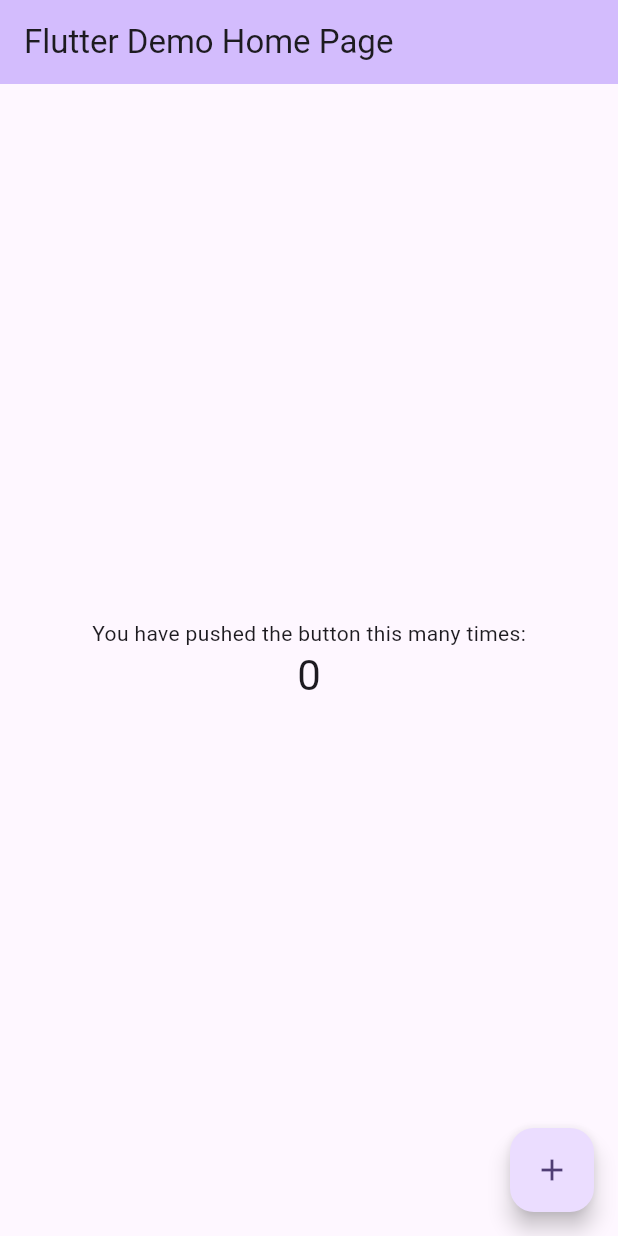
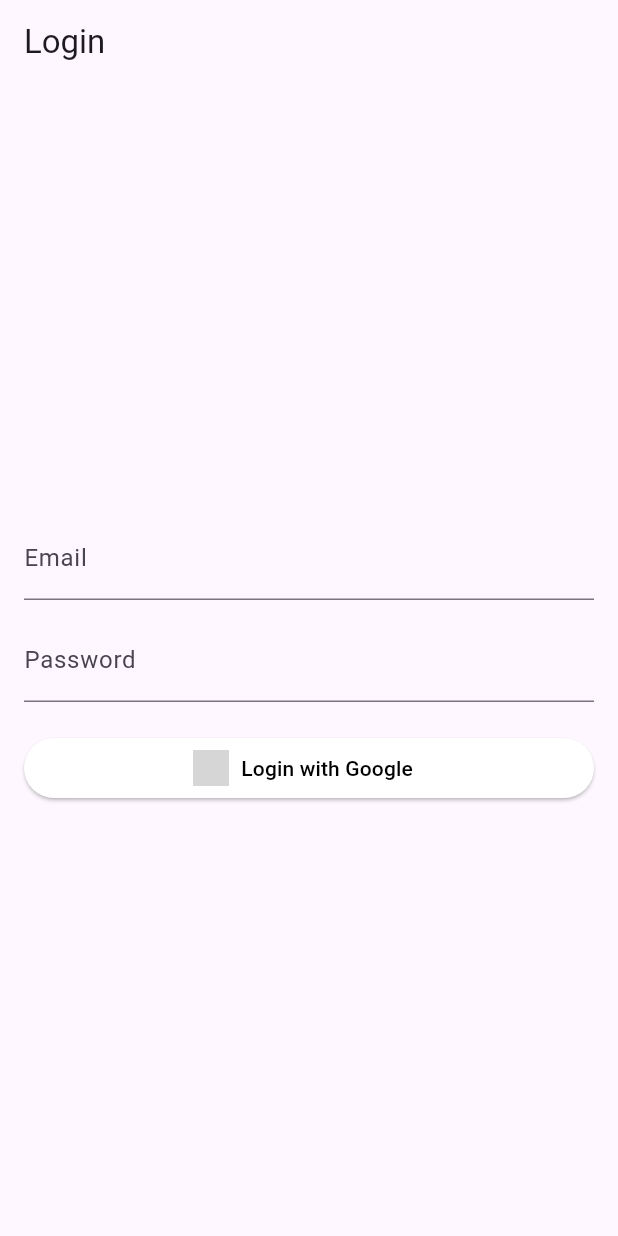
Before and after one commit to Sashank-05/urban-harvest, a Flutter app: the screen it shows after launch, on a phone screen of 412 x 824 dp. Run offline on Flutter 3.47's test engine with Material 3 defaults, Android fonts, the phone set to English and light mode, and no system bars; our stand-ins replace google_sign_in; grey boxes are pictures that could not be loaded.

Commit message:
basic logic in main.dart

```diff
--- /dev/null
+++ b/lib/login/login.dart
@@ -0,0 +1,93 @@
+import 'package:flutter/foundation.dart';
+import 'package:flutter/material.dart';
+import 'package:google_sign_in/google_sign_in.dart';
+
+void main() {
+  runApp(LoginApp());
+}
+
+class LoginApp extends StatelessWidget {
+  @override
+  Widget build(BuildContext context) {
+    return MaterialApp(
+      title: 'Login Page',
+      home: LoginPage(),
+    );
+  }
+}
+
+class LoginPage extends StatelessWidget {
+  @override
+  Widget build(BuildContext context) {
+    return Scaffold(
+      appBar: AppBar(
+        title: Text('Login'),
+      ),
+      body: LoginForm(),
+    );
+  }
+}
+
+class LoginForm extends StatefulWidget {
+  @override
+  _LoginFormState createState() => _LoginFormState();
+}
+
+class _LoginFormState extends State<LoginForm> {
+  final TextEditingController _emailController = TextEditingController();
+  final TextEditingController _passwordController = TextEditingController();
+  final GoogleSignIn _googleSignIn = GoogleSignIn();
+
+  @override
+  Widget build(BuildContext context) {
+    return Container(
+      padding: EdgeInsets.all(16.0),
+      child: Column(
+        crossAxisAlignment: CrossAxisAlignment.stretch,
+        mainAxisAlignment: MainAxisAlignment.center,
+        children: <Widget>[
+          TextField(
+            controller: _emailController,
+            decoration: const InputDecoration(
+              labelText: 'Email',
+            ),
+          ),
+          const SizedBox(height: 12.0),
+          TextField(
+            controller: _passwordController,
+            decoration: const InputDecoration(
+              labelText: 'Password',
+            ),
+            obscureText: true,
+          ),
+          const SizedBox(height: 20.0),
+          ElevatedButton.icon(
+            onPressed: _handleSignIn,
+            icon: Image.asset('assets/google_logo.png',
+                width: 24.0, height: 24.0),
+            label: Text('Login with Google'),
+            style: ElevatedButton.styleFrom(
+              foregroundColor: Colors.black, backgroundColor: Colors.white,
+            ),
+          ),
+        ],
+      ),
+    );
+  }
+
+  Future<void> _handleSignIn() async {
+    try {
+      final GoogleSignInAccount? googleUser = await _googleSignIn.signIn();
+      // Use GoogleSignInAccount to authenticate with your backend server
+      if (googleUser != null) {
+        if (kDebugMode) {
+          print('Logged in as: ${googleUser.email}');
+        }
+      }
+    } catch (error) {
+      if (kDebugMode) {
+        print('Error signing in with Google: $error');
+      }
+    }
+  }
+}
--- a/lib/main.dart
+++ b/lib/main.dart
@@ -1,125 +1,64 @@
 import 'package:flutter/material.dart';
+import 'package:google_sign_in/google_sign_in.dart';
+
+import 'package:urban_harvest/login/login.dart';
+import 'package:urban_harvest/landing/landing.dart';
 
 void main() {
-  runApp(const MyApp());
+  runApp(LoginApp());
 }
 
-class MyApp extends StatelessWidget {
-  const MyApp({super.key});
-
-  // This widget is the root of your application.
+class LoginApp extends StatelessWidget {
   @override
   Widget build(BuildContext context) {
     return MaterialApp(
-      title: 'Flutter Demo',
-      theme: ThemeData(
-        // This is the theme of your application.
-        //
-        // TRY THIS: Try running your application with "flutter run". You'll see
-        // the application has a purple toolbar. Then, without quitting the app,
-        // try changing the seedColor in the colorScheme below to Colors.green
-        // and then invoke "hot reload" (save your changes or press the "hot
-        // reload" button in a Flutter-supported IDE, or press "r" if you used
-        // the command line to start the app).
-        //
-        // Notice that the counter didn't reset back to zero; the application
-        // state is not lost during the reload. To reset the state, use hot
-        // restart instead.
-        //
-        // This works for code too, not just values: Most code changes can be
-        // tested with just a hot reload.
-        colorScheme: ColorScheme.fromSeed(seedColor: Colors.deepPurple),
-        useMaterial3: true,
-      ),
-      home: const MyHomePage(title: 'Flutter Demo Home Page'),
+      title: 'Login Page',
+      home: CheckAuth(), // Check authentication status
     );
   }
 }
 
-class MyHomePage extends StatefulWidget {
-  const MyHomePage({super.key, required this.title});
+class CheckAuth extends StatefulWidget {
+  @override
+  _CheckAuthState createState() => _CheckAuthState();
+}
 
-  // This widget is the home page of your application. It is stateful, meaning
-  // that it has a State object (defined below) that contains fields that affect
-  // how it looks.
-
-  // This class is the configuration for the state. It holds the values (in this
-  // case the title) provided by the parent (in this case the App widget) and
-  // used by the build method of the State. Fields in a Widget subclass are
-  // always marked "final".
-
-  final String title;
+class _CheckAuthState extends State<CheckAuth> {
+  final GoogleSignIn _googleSignIn = GoogleSignIn();
 
   @override
-  State<MyHomePage> createState() => _MyHomePageState();
-}
+  void initState() {
+    super.initState();
+    checkLoginStatus();
+  }
 
-class _MyHomePageState extends State<MyHomePage> {
-  int _counter = 0;
-
-  void _incrementCounter() {
-    setState(() {
-      // This call to setState tells the Flutter framework that something has
-      // changed in this State, which causes it to rerun the build method below
-      // so that the display can reflect the updated values. If we changed
-      // _counter without calling setState(), then the build method would not be
-      // called again, and so nothing would appear to happen.
-      _counter++;
-    });
+  Future<void> checkLoginStatus() async {
+    // Check if user is already signed in
+    final isSignedIn = await _googleSignIn.isSignedIn();
+    if (isSignedIn) {
+      Navigator.pushReplacement(
+        context,
+        MaterialPageRoute(
+            builder: (context) =>
+                LandingPage()), // Navigate to LandingPage if logged in
+      );
+    } else {
+      Navigator.pushReplacement(
+        context,
+        MaterialPageRoute(
+            builder: (context) =>
+                LoginPage()), // Navigate to LoginPage if not logged in
+      );
+    }
   }
 
   @override
   Widget build(BuildContext context) {
-    // This method is rerun every time setState is called, for instance as done
-    // by the _incrementCounter method above.
-    //
-    // The Flutter framework has been optimized to make rerunning build methods
-    // fast, so that you can just rebuild anything that needs updating rather
-    // than having to individually change instances of widgets.
     return Scaffold(
-      appBar: AppBar(
-        // TRY THIS: Try changing the color here to a specific color (to
-        // Colors.amber, perhaps?) and trigger a hot reload to see the AppBar
-        // change color while the other colors stay the same.
-        backgroundColor: Theme.of(context).colorScheme.inversePrimary,
-        // Here we take the value from the MyHomePage object that was created by
-        // the App.build method, and use it to set our appbar title.
-        title: Text(widget.title),
+      body: Center(
+        child:
+            CircularProgressIndicator(), // Show loading indicator while checking authentication
       ),
-      body: Center(
-        // Center is a layout widget. It takes a single child and positions it
-        // in the middle of the parent.
-        child: Column(
-          // Column is also a layout widget. It takes a list of children and
-          // arranges them vertically. By default, it sizes itself to fit its
-          // children horizontally, and tries to be as tall as its parent.
-          //
-          // Column has various properties to control how it sizes itself and
-          // how it positions its children. Here we use mainAxisAlignment to
-          // center the children vertically; the main axis here is the vertical
-          // axis because Columns are vertical (the cross axis would be
-          // horizontal).
-          //
-          // TRY THIS: Invoke "debug painting" (choose the "Toggle Debug Paint"
-          // action in the IDE, or press "p" in the console), to see the
-          // wireframe for each widget.
-          mainAxisAlignment: MainAxisAlignment.center,
-          children: <Widget>[
-            const Text(
-              'You have pushed the button this many times:',
-            ),
-            Text(
-              '$_counter',
-              style: Theme.of(context).textTheme.headlineMedium,
-            ),
-          ],
-        ),
-      ),
-      floatingActionButton: FloatingActionButton(
-        onPressed: _incrementCounter,
-        tooltip: 'Increment',
-        child: const Icon(Icons.add),
-      ), // This trailing comma makes auto-formatting nicer for build methods.
     );
   }
 }
--- a/pubspec.yaml
+++ b/pubspec.yaml
@@ -30,7 +30,7 @@ environment:
 dependencies:
   flutter:
     sdk: flutter
-
+  google_sign_in: ^5.0.4
 
   # The following adds the Cupertino Icons font to your application.
   # Use with the CupertinoIcons class for iOS style icons.
```
Also changed, not shown: lib/landing/landing.dart (+30 -0 lines), pubspec.lock, 2 other files.
